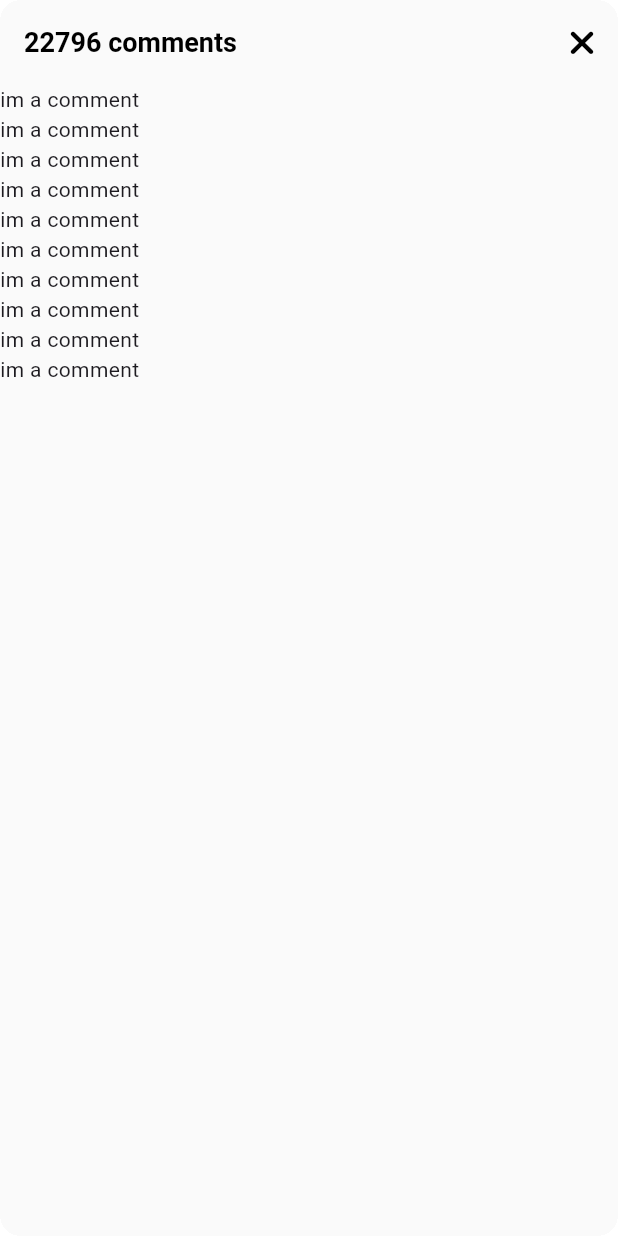
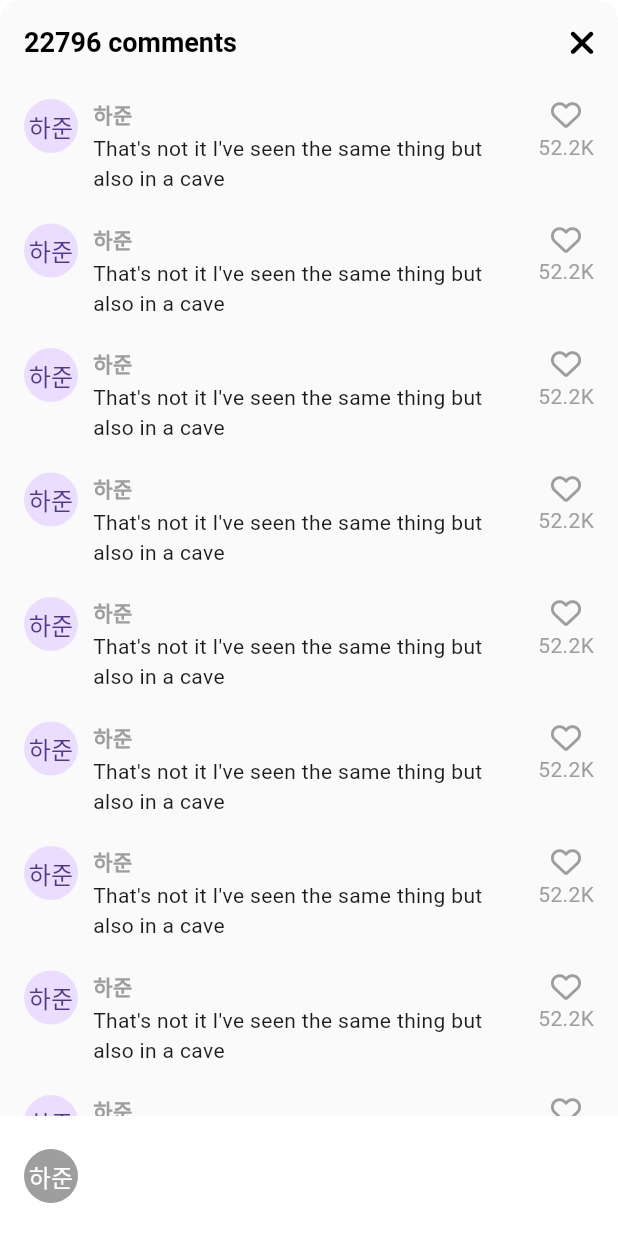
Before and after one commit to postech327/tiktok_clone, a Flutter app: the VideoComments screen opened directly, on a phone screen of 412 x 824 dp. Run offline on Flutter 3.47's test engine with Material 3 defaults, Android fonts, the phone set to English and light mode, and no system bars; our stand-ins replace font_awesome_flutter, video_player, visibility_detector; network calls fail.

Commit message:
#8.1 Comments

```diff
--- a/lib/features/videos/widgets/video_comments.dart
+++ b/lib/features/videos/widgets/video_comments.dart
@@ -1,5 +1,6 @@
 import 'package:flutter/material.dart';
 import 'package:font_awesome_flutter/font_awesome_flutter.dart';
+import 'package:tiktok_clone/constants/gaps.dart';
 import 'package:tiktok_clone/constants/sizes.dart';
 
 class VideoComments extends StatefulWidget {
@@ -34,11 +35,67 @@ class _VideoCommentsState extends State<VideoComments> {
             ),
           ],
         ),
-        body: ListView.builder(
+        body: ListView.separated(
+          padding: const EdgeInsets.symmetric(
+              vertical: Sizes.size10, horizontal: Sizes.size16),
+          separatorBuilder: (context, index) => Gaps.v20,
           itemCount: 10,
-          itemBuilder: (context, index) => Container(
-            child: const Text('im a comment'),
+          itemBuilder: (context, index) => Row(
+            crossAxisAlignment: CrossAxisAlignment.start,
+            children: [
+              const CircleAvatar(
+                radius: 18,
+                child: Text("하준"),
+              ),
+              Gaps.h10,
+              Expanded(
+                child: Column(
+                  crossAxisAlignment: CrossAxisAlignment.start,
+                  children: [
+                    Text(
+                      '하준',
+                      style: TextStyle(
+                        fontWeight: FontWeight.bold,
+                        fontSize: Sizes.size14,
+                        color: Colors.grey.shade500,
+                      ),
+                    ),
+                    Gaps.v3,
+                    const Text(
+                        "That's not it I've seen the same thing but also in a cave")
+                  ],
+                ),
+              ),
+              Gaps.h10,
+              Column(
+                children: [
+                  FaIcon(
+                    FontAwesomeIcons.heart,
+                    size: Sizes.size20,
+                    color: Colors.grey.shade500,
+                  ),
+                  Gaps.v2,
+                  Text(
+                    '52.2K',
+                    style: TextStyle(
+                      color: Colors.grey.shade500,
+                    ),
+                  ),
+                ],
+              )
+            ],
           ),
+        ),
+        bottomNavigationBar: BottomAppBar(
+          color: Colors.white,
+          child: Row(children: [
+            CircleAvatar(
+              radius: 18,
+              backgroundColor: Colors.grey.shade500,
+              foregroundColor: Colors.white,
+              child: const Text("하준"),
+            ),
+          ]),
         ),
       ),
     );
--- a/lib/main.dart
+++ b/lib/main.dart
@@ -24,7 +24,8 @@ class TikTokApp extends StatelessWidget {
             color: Colors.black,
             fontSize: Sizes.size16 + Sizes.size2,
             fontWeight: FontWeight.w600,
-            )),
+          ),
+        ),
       ),
       home: const MainNavigationScreen(),
     );
```
Lines whose indentation alone changed are shown as unchanged.
